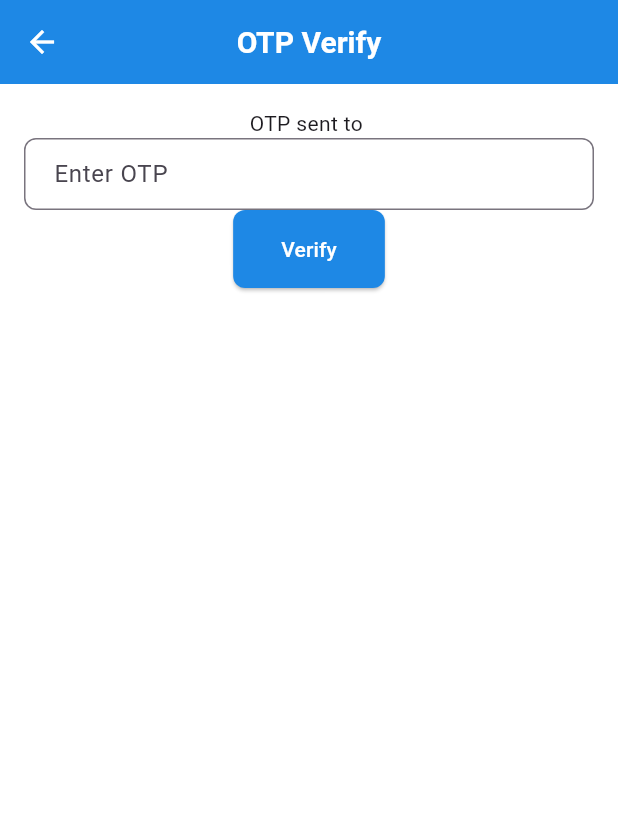
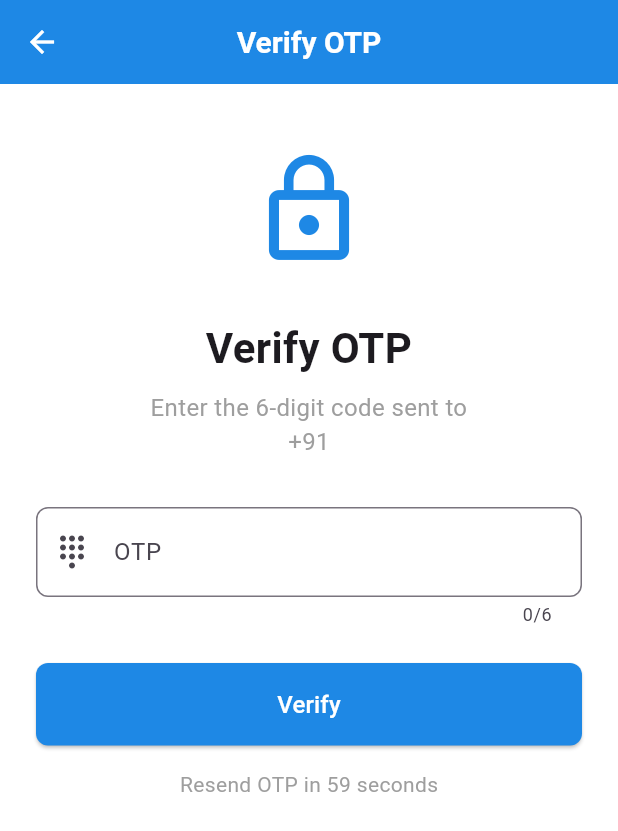
Before and after one commit to priyanshi-devOps11/Flutter-machine-test, a Flutter app: the OtpVerifyScreen screen opened by its route, on a phone screen of 412 x 824 dp. Shown: the top 831 px of the screen. Run offline on Flutter 3.47's test engine with Material 3 defaults, Android fonts, the light colour scheme and no system bars; our stand-ins replace dio, flutter_secure_storage; accounts and stored records are empty.

Commit message:
updated otp_verify.dart

```diff
--- a/lib/screens/otp_verify.dart
+++ b/lib/screens/otp_verify.dart
@@ -1,60 +1,208 @@
+//=== FILE: lib/screens/otp_verify.dart ===
 import 'package:flutter/material.dart';
-import '../services/api_service.dart';
-import 'package:flutter_secure_storage/flutter_secure_storage.dart';
+import 'package:provider/provider.dart';
+import '../providers/auth_provider.dart';
+import 'dart:async';
 
 class OtpVerifyScreen extends StatefulWidget {
+  const OtpVerifyScreen({super.key});
+
   @override
-  _OtpVerifyScreenState createState() => _OtpVerifyScreenState();
+  State<OtpVerifyScreen> createState() => _OtpVerifyScreenState();
 }
 
 class _OtpVerifyScreenState extends State<OtpVerifyScreen> {
-  final _otpCtl = TextEditingController();
-  final api = ApiService();
-  final storage = FlutterSecureStorage();
+  final _otpController = TextEditingController();
+  int _remainingSeconds = 60;
+  Timer? _timer;
 
-  bool _loading = false;
+  @override
+  void initState() {
+    super.initState();
+    _startTimer();
+  }
 
-  _verify(String email) async {
-    setState(() => _loading = true);
-    try {
-      final res = await api.verifyOtp({
-        'email': email,
-        'otp': _otpCtl.text.trim(),
+  @override
+  void dispose() {
+    _otpController.dispose();
+    _timer?.cancel();
+    super.dispose();
+  }
+
+  void _startTimer() {
+    _remainingSeconds = 60;
+    _timer = Timer.periodic(const Duration(seconds: 1), (timer) {
+      if (_remainingSeconds > 0) {
+        setState(() {
+          _remainingSeconds--;
         });
-      // store token if returned
-      if (res.data['token'] != null) {
-        await storage.write(key: 'token', value: res.data['token']);
+      } else {
+        timer.cancel();
       }
-      Navigator.pushReplacementNamed(context, '/dashboard');
-    } catch (e) {
-      ScaffoldMessenger.of(
-        context,
-      ).showSnackBar(SnackBar(content: Text('OTP failed')));
-    } finally {
-      setState(() => _loading = false);
+    });
+  }
+
+  Future<void> _verifyOtp() async {
+    if (_otpController.text.length != 6) {
+      ScaffoldMessenger.of(context).showSnackBar(
+        const SnackBar(
+          content: Text('Please enter a valid 6-digit OTP'),
+          backgroundColor: Colors.red,
+        ),
+      );
+      return;
+    }
+
+    final phone = ModalRoute.of(context)?.settings.arguments as String?;
+    if (phone == null) {
+      return;
+    }
+
+    final authProvider = Provider.of<AuthProvider>(context, listen: false);
+
+    final success = await authProvider.verifyOtp(
+      phone: phone,
+      otp: _otpController.text,
+    );
+
+    if (!mounted) return;
+
+    if (success) {
+      Navigator.of(context).pushNamedAndRemoveUntil(
+        '/dashboard',
+        (route) => false,
+      );
+    } else {
+      ScaffoldMessenger.of(context).showSnackBar(
+        SnackBar(
+          content: Text(authProvider.error ?? 'Invalid OTP'),
+          backgroundColor: Colors.red,
+        ),
+      );
+    }
+  }
+
+  Future<void> _resendOtp() async {
+    final phone = ModalRoute.of(context)?.settings.arguments as String?;
+    if (phone == null) {
+      return;
+    }
+
+    final authProvider = Provider.of<AuthProvider>(context, listen: false);
+
+    final success = await authProvider.sendOtp(phone: phone);
+
+    if (!mounted) return;
+
+    if (success) {
+      _startTimer();
+      ScaffoldMessenger.of(context).showSnackBar(
+        const SnackBar(
+          content: Text('OTP sent successfully'),
+          backgroundColor: Colors.green,
+        ),
+      );
+    } else {
+      ScaffoldMessenger.of(context).showSnackBar(
+        SnackBar(
+          content: Text(authProvider.error ?? 'Failed to resend OTP'),
+          backgroundColor: Colors.red,
+        ),
+      );
     }
   }
 
   @override
   Widget build(BuildContext context) {
-    final args = ModalRoute.of(context)!.settings.arguments as Map? ?? {};
-    final email = args['email'] ?? '';
+    final phone = ModalRoute.of(context)?.settings.arguments as String?;
+
     return Scaffold(
-      appBar: AppBar(title: Text('OTP Verify')),
-      body: Padding(
-        padding: EdgeInsets.all(16),
+      appBar: AppBar(
+        title: const Text('Verify OTP'),
+      ),
+      body: SafeArea(
+        child: Padding(
+          padding: const EdgeInsets.all(24.0),
           child: Column(
+            crossAxisAlignment: CrossAxisAlignment.stretch,
             children: [
-            Text('OTP sent to $email'),
+              const SizedBox(height: 20),
+              const Icon(
+                Icons.lock_outline,
+                size: 80,
+                color: Color(0xFF1E88E5),
+              ),
+              const SizedBox(height: 32),
+              const Text(
+                'Verify OTP',
+                style: TextStyle(
+                  fontSize: 28,
+                  fontWeight: FontWeight.bold,
+                ),
+                textAlign: TextAlign.center,
+              ),
+              const SizedBox(height: 8),
+              Text(
+                'Enter the 6-digit code sent to\n+91 ${phone ?? ""}',
+                style: const TextStyle(
+                  fontSize: 16,
+                  color: Colors.grey,
+                ),
+                textAlign: TextAlign.center,
+              ),
+              const SizedBox(height: 32),
               TextField(
-              controller: _otpCtl,
-              decoration: InputDecoration(labelText: 'Enter OTP'),
+                controller: _otpController,
+                decoration: const InputDecoration(
+                  labelText: 'OTP',
+                  prefixIcon: Icon(Icons.dialpad),
+                  hintText: 'Enter 6-digit OTP',
                 ),
-            ElevatedButton(
-              onPressed: _loading ? null : () => _verify(email),
-              child: _loading ? CircularProgressIndicator() : Text('Verify'),
+                keyboardType: TextInputType.number,
+                maxLength: 6,
+                textAlign: TextAlign.center,
+                style: const TextStyle(
+                  fontSize: 24,
+                  letterSpacing: 8,
+                ),
+              ),
+              const SizedBox(height: 24),
+              Consumer<AuthProvider>(
+                builder: (context, authProvider, child) {
+                  return ElevatedButton(
+                    onPressed: authProvider.isLoading ? null : _verifyOtp,
+                    child: authProvider.isLoading
+                        ? const SizedBox(
+                            height: 20,
+                            width: 20,
+                            child: CircularProgressIndicator(
+                              strokeWidth: 2,
+                              valueColor: AlwaysStoppedAnimation<Color>(
+                                Colors.white,
+                              ),
+                            ),
+                          )
+                        : const Text(
+                            'Verify',
+                            style: TextStyle(fontSize: 16),
+                          ),
+                  );
+                },
+              ),
+              const SizedBox(height: 16),
+              Center(
+                child: _remainingSeconds > 0
+                    ? Text(
+                        'Resend OTP in $_remainingSeconds seconds',
+                        style: const TextStyle(color: Colors.grey),
+                      )
+                    : TextButton(
+                        onPressed: _resendOtp,
+                        child: const Text('Resend OTP'),
+                      ),
               ),
             ],
+          ),
         ),
       ),
     );
```
Lines whose indentation alone changed are shown as unchanged.
